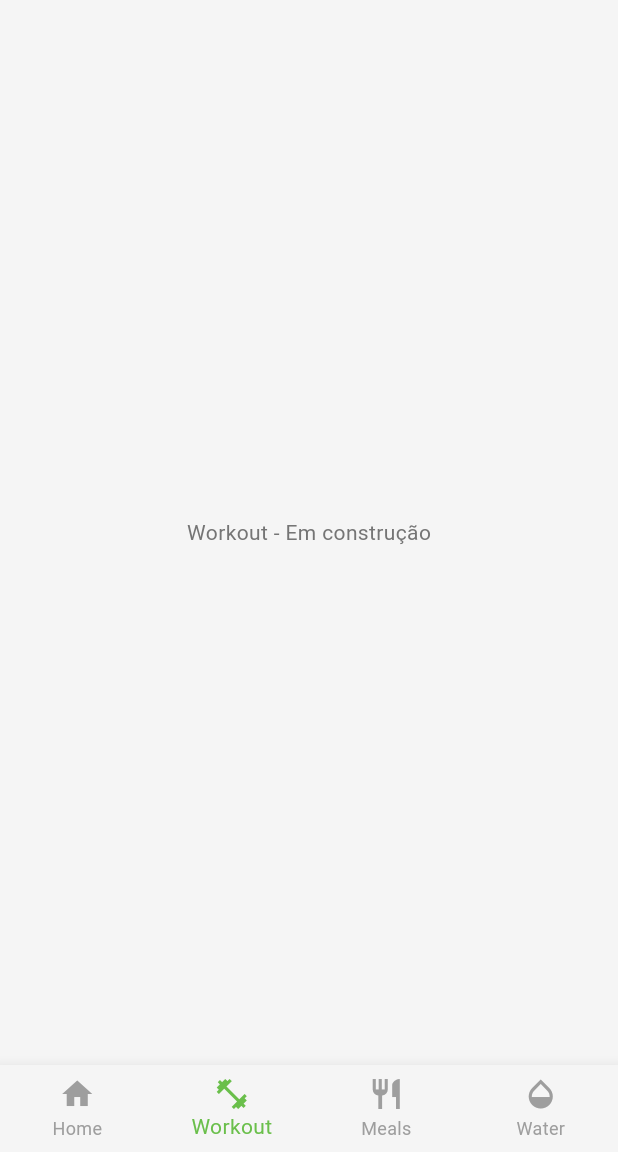
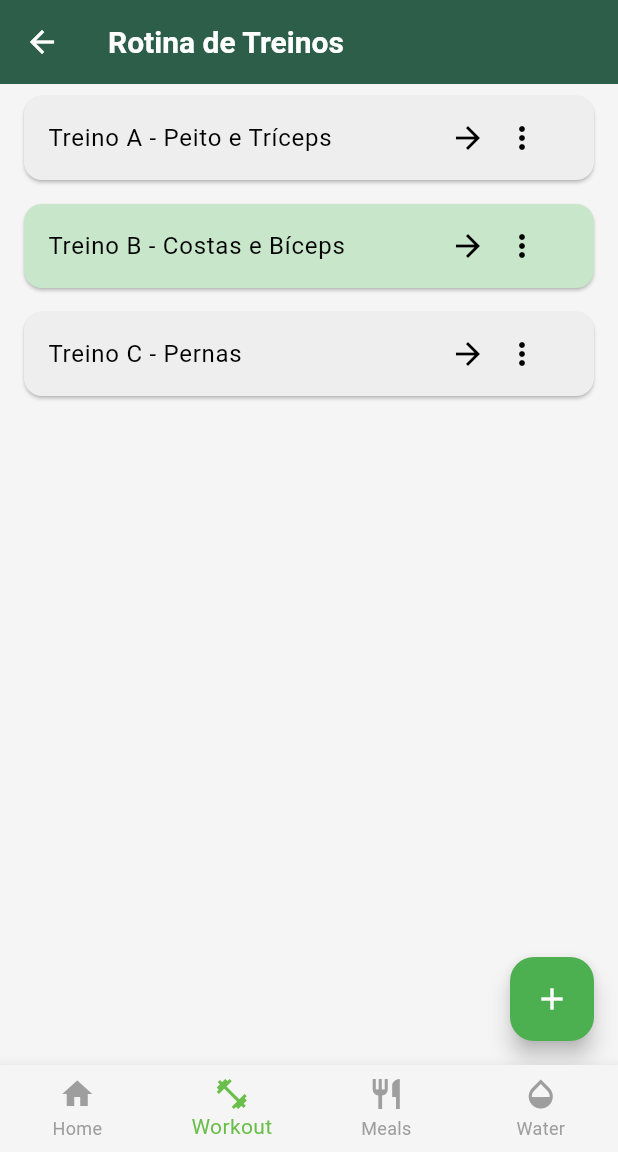
Before and after one commit to DennerBismarck/FITree, a Flutter app: the HomeScreen screen opened by its route, item 2 of the bottom bar chosen, on a phone screen of 412 x 824 dp, the part 84-1236 px from its top. Run offline on Flutter 3.47's test engine with Material 3 defaults, Android fonts, the light colour scheme and no system bars; our stand-ins replace flutter_hooks.

Commit message:
Feat: workout module almost complete

```diff
--- /dev/null
+++ b/fitree/lib/models/treino_model.dart
@@ -0,0 +1,21 @@
+// models/treino_model.dart
+class TreinoModel {
+  String titulo;
+  bool completo;
+  List<Map<String, String>> exercicios;
+
+  TreinoModel({
+    required this.titulo,
+    required this.completo,
+    required this.exercicios,
+  });
+}
+
+
+
+class ExercicioModel {
+  final String nome;
+  final String detalhes;
+
+  ExercicioModel({required this.nome, required this.detalhes});
+}
--- a/fitree/lib/routes/app_routes.dart
+++ b/fitree/lib/routes/app_routes.dart
@@ -25,7 +25,7 @@ class AppRoutes {
     register: (_) => const SignUpScreen(),
     home: (_) => const HomeScreen(),
   //  profile: (_) => ProfileScreen(),
-  //  workout: (_) => WorkoutScreen(),
+    workout: (_) => WorkoutScreen(),
   //  meal: (_) => MealScreen(),
   //  water: (_) => WaterScreen(),
   //  sleep: (_) => SleepScreen(),
--- a/fitree/lib/screens/home_screen.dart
+++ b/fitree/lib/screens/home_screen.dart
@@ -3,6 +3,7 @@ import 'package:flutter/material.dart';
 import 'package:provider/provider.dart';
 import '../theme/theme_notifier.dart';
 import 'login_screen.dart';
+import 'workout_screen.dart';
 // import 'profile_screen.dart';
 
 class HomeScreen extends StatefulWidget {
@@ -46,7 +47,7 @@ class _HomeScreenState extends State<HomeScreen> {
 
     final List<Widget> screens = [
       const _HomeDashboard(),
-      const Center(child: Text('Workout - Em construção')),
+      WorkoutScreen(),
       const Center(child: Text('Meals - Em construção')),
       const Center(child: Text('Water - Em construção')),
     ];
--- a/fitree/lib/screens/workout_screen.dart
+++ b/fitree/lib/screens/workout_screen.dart
@@ -0,0 +1,113 @@
+// screens/workout_screen.dart
+import 'package:flutter/material.dart';
+import '../models/treino_model.dart';
+import 'workout_details_screen.dart';
+
+class WorkoutScreen extends StatefulWidget {
+  @override
+  State<WorkoutScreen> createState() => _WorkoutScreenState();
+}
+
+class _WorkoutScreenState extends State<WorkoutScreen> {
+  final List<TreinoModel> treinos = [
+    TreinoModel(
+      titulo: "Treino A - Peito e Tríceps",
+      completo: false,
+      exercicios: [
+        {"nome": "Supino Reto", "series": "4x10", "descanso": "60s"},
+        {"nome": "Supino Inclinado", "series": "3x12", "descanso": "60s"},
+        {"nome": "Crossover", "series": "3x15", "descanso": "45s"},
+        {"nome": "Tríceps Pulley", "series": "4x12", "descanso": "60s"},
+      ],
+    ),
+    TreinoModel(
+      titulo: "Treino B - Costas e Bíceps",
+      completo: true,
+      exercicios: [
+        {"nome": "Barra Fixa", "series": "3x10", "descanso": "60s"},
+        {"nome": "Remada Curvada", "series": "4x10", "descanso": "60s"},
+        {"nome": "Rosca Direta", "series": "3x12", "descanso": "45s"},
+        {"nome": "Rosca Martelo", "series": "3x12", "descanso": "45s"},
+      ],
+    ),
+    TreinoModel(
+      titulo: "Treino C - Pernas",
+      completo: false,
+      exercicios: [
+        {"nome": "Agachamento Livre", "series": "4x8", "descanso": "90s"},
+        {"nome": "Leg Press", "series": "3x10", "descanso": "60s"},
+        {"nome": "Cadeira Extensora", "series": "3x15", "descanso": "45s"},
+        {"nome": "Mesa Flexora", "series": "3x12", "descanso": "60s"},
+      ],
+    ),
+  ];
+
+  void _adicionarTreino() {
+    setState(() {
+      treinos.add(TreinoModel(
+        titulo: 'Novo Treino',
+        completo: false,
+        exercicios: [],
+      ));
+    });
+  }
+
+  void _removerTreino(int index) {
+    setState(() {
+      treinos.removeAt(index);
+    });
+  }
+
+  @override
+  Widget build(BuildContext context) {
+    return Scaffold(
+      appBar: AppBar(title: const Text('Rotina de Treinos')),
+      body: ListView.builder(
+        itemCount: treinos.length,
+        itemBuilder: (context, index) {
+          final treino = treinos[index];
+          return Card(
+            color: treino.completo ? Colors.green[100] : Colors.grey[200],
+            margin: const EdgeInsets.symmetric(horizontal: 16, vertical: 8),
+            child: ListTile(
+              title: Text(treino.titulo),
+              trailing: Row(
+                mainAxisSize: MainAxisSize.min,
+                children: [
+                  const Icon(Icons.arrow_forward),
+                  PopupMenuButton<String>(
+                    onSelected: (value) {
+                      if (value == 'remover') {
+                        _removerTreino(index);
+                      }
+                    },
+                    itemBuilder: (context) => [
+                      const PopupMenuItem(
+                        value: 'remover',
+                        child: Text('Remover treino'),
+                      ),
+                    ],
+                  ),
+                ],
+              ),
+              onTap: () async {
+                await Navigator.push(
+                  context,
+                  MaterialPageRoute(
+                    builder: (_) => WorkoutDetailsScreen(treino: treino),
+                  ),
+                );
+                setState(() {});
+              },
+            ),
+          );
+        },
+      ),
+      floatingActionButton: FloatingActionButton(
+        onPressed: _adicionarTreino,
+        backgroundColor: Colors.green,
+        child: const Icon(Icons.add),
+      ),
+    );
+  }
+}
```
Also changed, not shown: fitree/lib/screens/workout_details_screen.dart (+115 -0 lines), fitree/lib/controllers/treino_service.dart (added).
